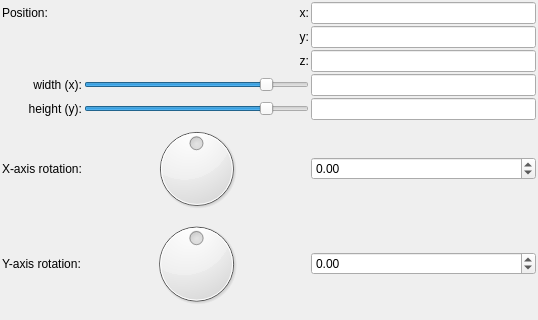
This is mandelbulber2/qt_data/primitive_rectangle.ui in buddhi1980/mandelbulber2 as Qt 5 draws it before an edit; both pictures show x 0 to 538 and y 0 to 320 of the 538 by 470 pixel window. The edited form follows.
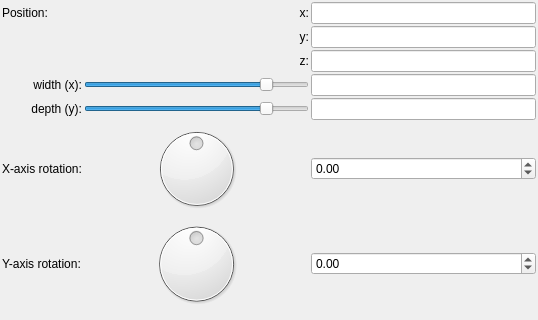
This is the edited form. Custom widgets are drawn as their Qt base class.

Commit message: Fixed bug: wrong names and swapped axes for primitive rectangle

```diff
--- a/mandelbulber2/qt_data/primitive_rectangle.ui
+++ b/mandelbulber2/qt_data/primitive_rectangle.ui
@@ -339,7 +339,7 @@
      <item row="4" column="0">
       <widget class="QLabel" name="label_16">
        <property name="text">
-        <string>height (y):</string>
+        <string>depth (y):</string>
        </property>
        <property name="alignment">
         <set>Qt::AlignRight|Qt::AlignTrailing|Qt::AlignVCenter</set>
```
The commit also changes 1 other file.
